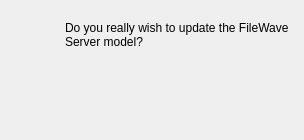
The window that FWAdminLib/UpdateModelDlg.ui (fw-dev/translations) describes before a commit, drawn with Qt 5.
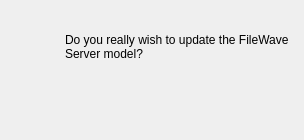
The same window after the commit. Custom widgets are drawn as their Qt base class.

```diff
--- a/FWAdminLib/UpdateModelDlg.ui
+++ b/FWAdminLib/UpdateModelDlg.ui
@@ -45,7 +45,7 @@
    <item row="0" column="1">
     <widget class="QLabel" name="labelText">
      <property name="sizePolicy">
-      <sizepolicy hsizetype="Preferred" vsizetype="Fixed">
+      <sizepolicy hsizetype="Preferred" vsizetype="MinimumExpanding">
        <horstretch>0</horstretch>
        <verstretch>0</verstretch>
       </sizepolicy>
```
Left out of the diff: 3 changed lines with no effect on the pictures.
